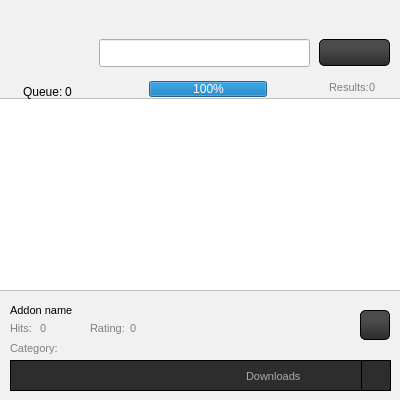
Qt form src/gui/form/addonswidget.ui (mynew1/Circle-Launcher) before a commit.
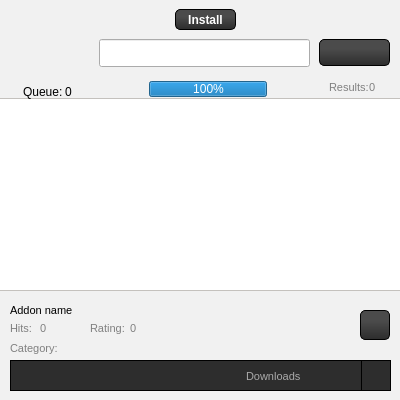
The same form after that commit. Icons and pictures are not drawn.

Diff of the .ui file:
```diff
--- a/src/gui/form/addonswidget.ui
+++ b/src/gui/form/addonswidget.ui
@@ -200,6 +200,35 @@
      <string>0</string>
     </property>
    </widget>
+   <widget class="QPushButton" name="installButton">
+    <property name="geometry">
+     <rect>
+      <x>176</x>
+      <y>10</y>
+      <width>61</width>
+      <height>21</height>
+     </rect>
+    </property>
+    <property name="styleSheet">
+     <string notr="true">QPushButton#installButton{
+	background-color: qlineargradient(spread:pad, x1:1, y1:1, x2:1, y2:0, stop:0.00966184 rgb(45, 45, 45), stop:0.637681 rgb(75, 75, 75));
+    color: white;
+    border: 1px solid black;
+    border-radius: 5px;
+	color: white;
+	font-weight: bold;
+}
+QPushButton#installButton:hover{
+	background-color: black;
+}
+QPushButton#installButton:pressed{
+	background-color: rgb(76,76,76);
+}</string>
+    </property>
+    <property name="text">
+     <string>Install</string>
+    </property>
+   </widget>
   </widget>
   <widget class="QTableWidget" name="tableWidget">
    <property name="geometry">
```
